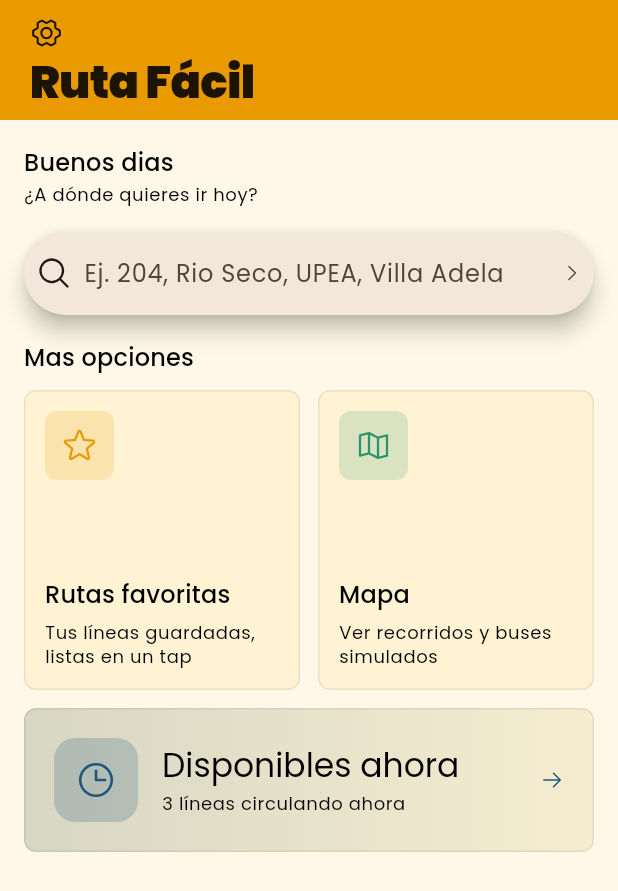
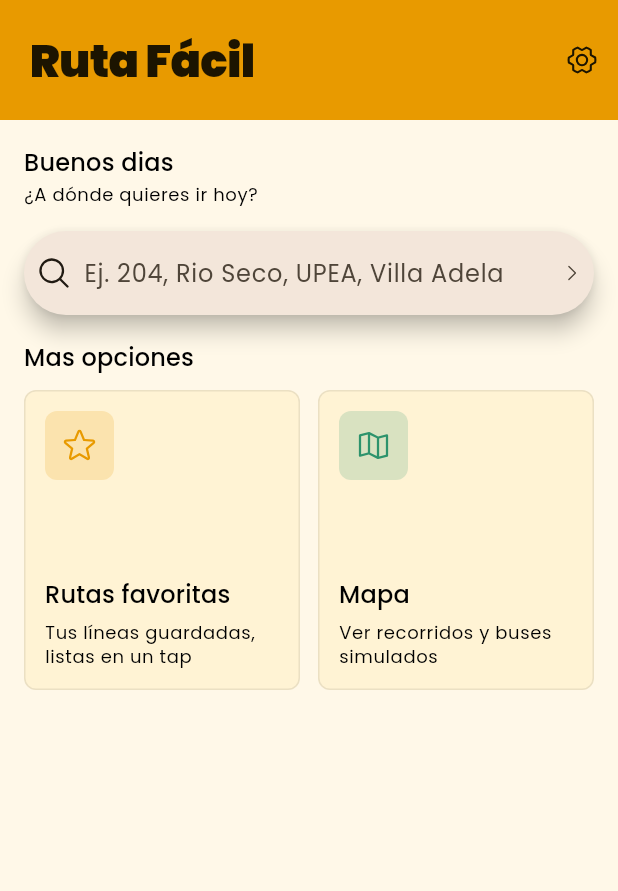
Before and after one commit to Nobody2077/mi_app, a Flutter app: the screen it shows after launch, on a phone screen of 412 x 824 dp. Shown: the top 891 px of the screen. Run offline on Flutter 3.47's test engine with Material 3 defaults, Android fonts, the phone set to English and light mode, and no system bars; our stand-ins replace flutter_map, geolocator, google_fonts, latlong2, permission_handler, phosphor_flutter and 3 more; accounts and stored records are empty.

Commit message:
feat(ui): mueve ajustes al appbar, oculta opciones de colector y limpia mapa
- Mueve el icono de ajustes al appbar (esquina superior derecha) en HomePage
- Elimina la card "Disponibles ahora" por no ser funcional
- Oculta "Borrar ruta" y "Exportar o compartir ruta" para usuarios pasajeros
- Quita el conteo de rutas de ejemplo del panel inferior del mapa
- Sincroniza specs de Kiro con los cambios implementados

Co-Authored-By: Claude Sonnet 4.6 <noreply@anthropic.com>

```diff
--- a/lib/features/home/presentation/home_page.dart
+++ b/lib/features/home/presentation/home_page.dart
@@ -4,9 +4,7 @@ import 'package:phosphor_flutter/phosphor_flutter.dart';
 
 import '../../../app/app_theme.dart';
 import '../../../app/ruta_facil_app.dart';
-import '../../routes/data/route_repository_provider.dart';
 import '../../routes/presentation/add_route_page.dart';
-import '../../routes/presentation/available_now_page.dart';
 import '../../routes/presentation/favorites_page.dart';
 import '../../routes/presentation/map_page.dart';
 import '../../routes/presentation/routes_page.dart';
@@ -73,21 +71,7 @@ class HomePage extends StatelessWidget {
         toolbarHeight: 80,
         automaticallyImplyLeading: false,
         titleSpacing: 20,
-        title: Column(
-          crossAxisAlignment: CrossAxisAlignment.start,
-          mainAxisSize: MainAxisSize.min,
-          children: [
-            GestureDetector(
-              behavior: HitTestBehavior.opaque,
-              onTap: () => Navigator.of(context).push(
-                MaterialPageRoute(builder: (_) => const SettingsPage()),
-              ),
-              child: Padding(
-                padding: const EdgeInsets.only(bottom: 6),
-                child: PhosphorIcon(PhosphorIcons.gearSix(), size: 22, color: appBarFg),
-              ),
-            ),
-            Text(
+        title: Text(
           'Ruta Fácil',
           style: GoogleFonts.poppins(
             fontSize: 30,
@@ -97,8 +81,14 @@ class HomePage extends StatelessWidget {
             letterSpacing: -0.5,
           ),
         ),
+        actions: [
+          IconButton(
+            onPressed: () => Navigator.of(context).push(
+              MaterialPageRoute(builder: (_) => const SettingsPage()),
+            ),
+            icon: PhosphorIcon(PhosphorIcons.gearSix(), size: 22, color: appBarFg),
+          ),
         ],
-        ),
       ),
       body: ListView(
         padding: const EdgeInsets.all(16),
@@ -137,10 +127,6 @@ class HomePage extends StatelessWidget {
             ),
             itemBuilder: (context, index) => _HomeCard(option: options[index]),
           ),
-          if (!settings.isCollectorMode) ...[
-            const SizedBox(height: 12),
-            const _AvailableNowCard(),
-          ],
         ],
       ),
     );
@@ -301,105 +287,3 @@ class _HomeOption {
   final Color color;
   final VoidCallback onTap;
 }
-
-class _AvailableNowCard extends StatefulWidget {
-  const _AvailableNowCard();
-
-  @override
-  State<_AvailableNowCard> createState() => _AvailableNowCardState();
-}
-
-class _AvailableNowCardState extends State<_AvailableNowCard> {
-  int? _count;
-
-  @override
-  void initState() {
-    super.initState();
-    _load();
-  }
-
-  Future<void> _load() async {
-    final routes = await RouteRepositoryProvider.instance.getRoutes();
-    final now = DateTime.now();
-    final count = routes
-        .where(
-          (r) =>
-              r.scheduleRules.isEmpty ||
-              r.scheduleRules.any((rule) => rule.appliesAt(now)),
-        )
-        .length;
-    if (mounted) setState(() => _count = count);
-  }
-
-  @override
-  Widget build(BuildContext context) {
-    const color = AppTheme.minibus;
-    final subtitle = _count == null
-        ? 'Verificando...'
-        : _count == 0
-            ? 'Sin líneas activas en este horario'
-            : '$_count líneas circulando ahora';
-
-    return Card(
-      clipBehavior: Clip.antiAlias,
-      child: InkWell(
-        onTap: () => Navigator.of(context).push(
-          MaterialPageRoute(builder: (_) => const AvailableNowPage()),
-        ),
-        child: Container(
-          padding: const EdgeInsets.all(20),
-          decoration: BoxDecoration(
-            gradient: LinearGradient(
-              colors: [
-                color.withValues(alpha: 0.18),
-                color.withValues(alpha: 0.04),
-              ],
-              begin: Alignment.centerLeft,
-              end: Alignment.centerRight,
-            ),
-          ),
-          child: Row(
-            children: [
-              Container(
-                width: 56,
-                height: 56,
-                decoration: BoxDecoration(
-                  color: color.withValues(alpha: 0.22),
-                  borderRadius: BorderRadius.circular(14),
-                ),
-                child: PhosphorIcon(
-                  PhosphorIcons.clock(),
-                  color: color,
-                  size: 28,
-                ),
-              ),
-              const SizedBox(width: 16),
-              Expanded(
-                child: Column(
-                  crossAxisAlignment: CrossAxisAlignment.start,
-                  children: [
-                    Text(
-                      'Disponibles ahora',
-                      style: Theme.of(context).textTheme.titleLarge,
-                    ),
-                    const SizedBox(height: 4),
-                    Text(
-                      subtitle,
-                      style: Theme.of(context).textTheme.bodySmall,
-                    ),
-                  ],
-                ),
-              ),
-              const SizedBox(width: 8),
-              PhosphorIcon(
-                PhosphorIcons.arrowRight(),
-                color: color,
-                size: 16,
-              ),
-            ],
-          ),
-        ),
-      ),
-    );
-  }
-}
--- a/lib/features/routes/presentation/route_detail_page.dart
+++ b/lib/features/routes/presentation/route_detail_page.dart
@@ -1,6 +1,7 @@
 import 'package:flutter/material.dart';
 import 'package:phosphor_flutter/phosphor_flutter.dart';
 
+import '../../../app/ruta_facil_app.dart';
 import '../data/route_export_service.dart';
 import '../data/route_repository_provider.dart';
 import '../domain/models/route_report.dart';
@@ -112,6 +113,7 @@ class _RouteDetailPageState extends State<RouteDetailPage> {
     final route = widget.route;
     final eta = _etaService.estimateArrival(route);
     final activeInfo = _availabilityService.evaluate(route, DateTime.now());
+    final settings = AppSettingsScope.of(context);
 
     return Scaffold(
       appBar: AppBar(title: const Text('Detalle de ruta')),
@@ -261,6 +263,7 @@ class _RouteDetailPageState extends State<RouteDetailPage> {
             icon: PhosphorIcon(PhosphorIcons.warning()),
             label: const Text('Reportar cambio o problema'),
           ),
+          if (settings.isCollectorMode) ...[
             const SizedBox(height: 12),
             OutlinedButton.icon(
               onPressed: _exportRoute,
@@ -276,6 +279,7 @@ class _RouteDetailPageState extends State<RouteDetailPage> {
                 foregroundColor: Theme.of(context).colorScheme.error,
               ),
             ),
+          ],
           const SizedBox(height: 12),
           if (_reports.isNotEmpty)
             Card(
```
Also changed, not shown: lib/features/routes/presentation/available_now_page.dart (deleted, +0 -179 lines), lib/features/routes/presentation/map_page.dart (+5 -25 lines), 2 other files. Lines whose indentation alone changed are shown as unchanged.
